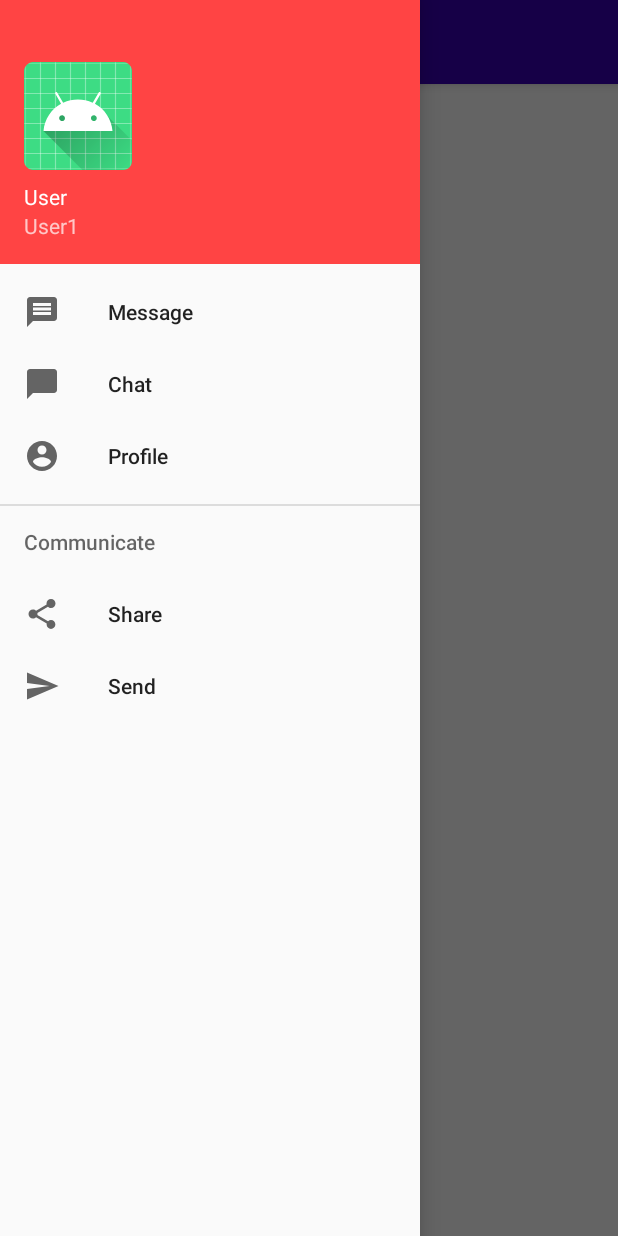
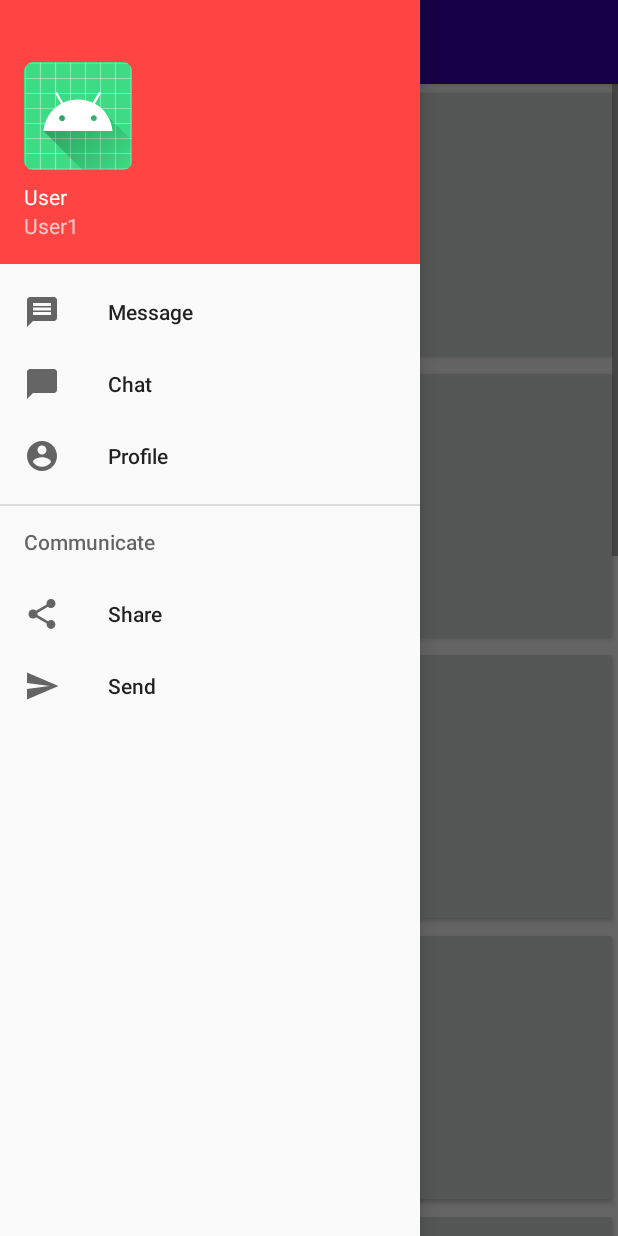
Before and after one commit to ltd-coding/AppCourseV1, an Android app: the UserActivity screen opened directly, with no data from a screen before it, with the side drawer open, on a phone screen of 412 x 824 dp. Run offline under Robolectric (Android 15) with nearby library versions, the phone set to English and light mode, and no system bars.

Commit message:
01_09_22aug20

```diff
--- a/app/src/main/res/layout/activity_user.xml
+++ b/app/src/main/res/layout/activity_user.xml
@@ -23,10 +23,77 @@
             android:theme="@style/ThemeOverlay.AppCompat.Dark.ActionBar"
             app:popupTheme="@style/ThemeOverlay.AppCompat.Light" />
 
-        <FrameLayout
-            android:id="@+id/fragment_container"
+        <ScrollView
             android:layout_width="match_parent"
-            android:layout_height="match_parent" />
+            android:layout_height="match_parent">
+
+            <LinearLayout
+                android:layout_width="match_parent"
+                android:layout_height="wrap_content"
+                android:orientation="vertical">
+
+                <Button
+                    android:id="@+id/button"
+                    android:layout_width="match_parent"
+                    android:layout_height="187dp"
+                    android:text="Button" />
+
+                <Button
+                    android:id="@+id/button2"
+                    android:layout_width="match_parent"
+                    android:layout_height="187dp"
+                    android:text="Button" />
+
+                <Button
+                    android:id="@+id/button3"
+                    android:layout_width="match_parent"
+                    android:layout_height="187dp"
+                    android:text="Button" />
+
+                <Button
+                    android:id="@+id/button4"
+                    android:layout_width="match_parent"
+                    android:layout_height="187dp"
+                    android:text="Button" />
+
+                <Button
+                    android:id="@+id/button5"
+                    android:layout_width="match_parent"
+                    android:layout_height="187dp"
+                    android:text="Button" />
+
+                <Button
+                    android:id="@+id/button6"
+                    android:layout_width="match_parent"
+                    android:layout_height="187dp"
+                    android:text="Button" />
+
+                <Button
+                    android:id="@+id/button7"
+                    android:layout_width="match_parent"
+                    android:layout_height="187dp"
+                    android:text="Button" />
+
+                <Button
+                    android:id="@+id/button8"
+                    android:layout_width="match_parent"
+                    android:layout_height="187dp"
+                    android:text="Button" />
+
+                <Button
+                    android:id="@+id/button9"
+                    android:layout_width="match_parent"
+                    android:layout_height="187dp"
+                    android:text="Button" />
+
+                <Button
+                    android:id="@+id/button10"
+                    android:layout_width="match_parent"
+                    android:layout_height="187dp"
+                    android:text="Button" />
+
+            </LinearLayout>
+        </ScrollView>
     </LinearLayout>
 
     <com.google.android.material.navigation.NavigationView
```
